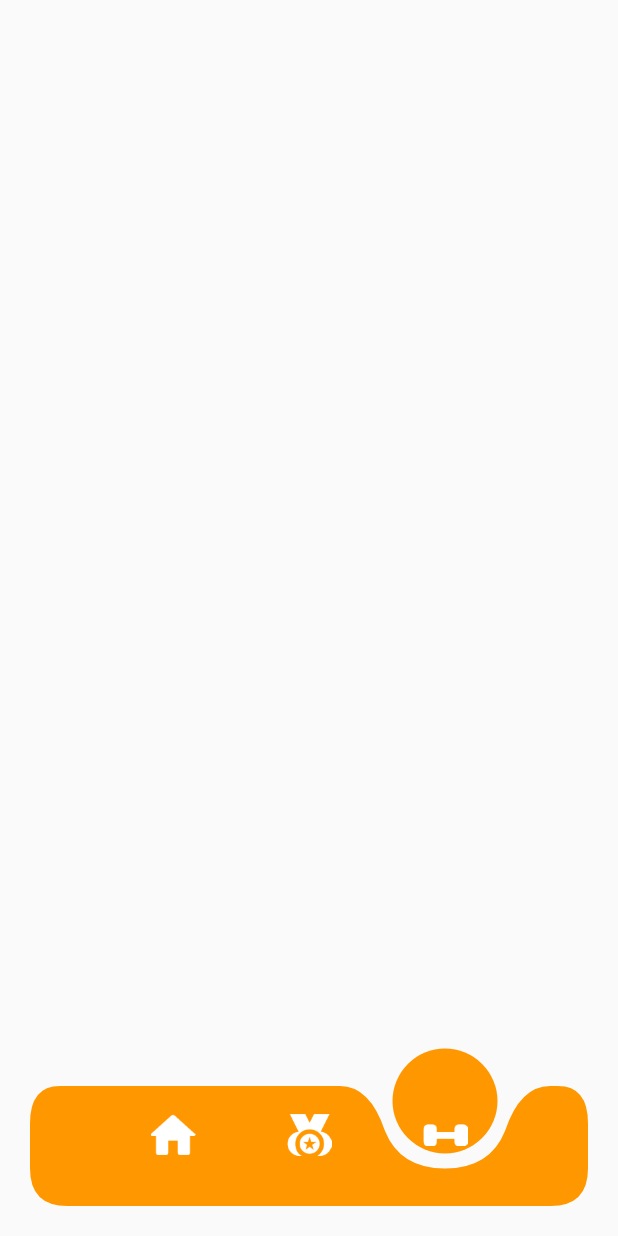
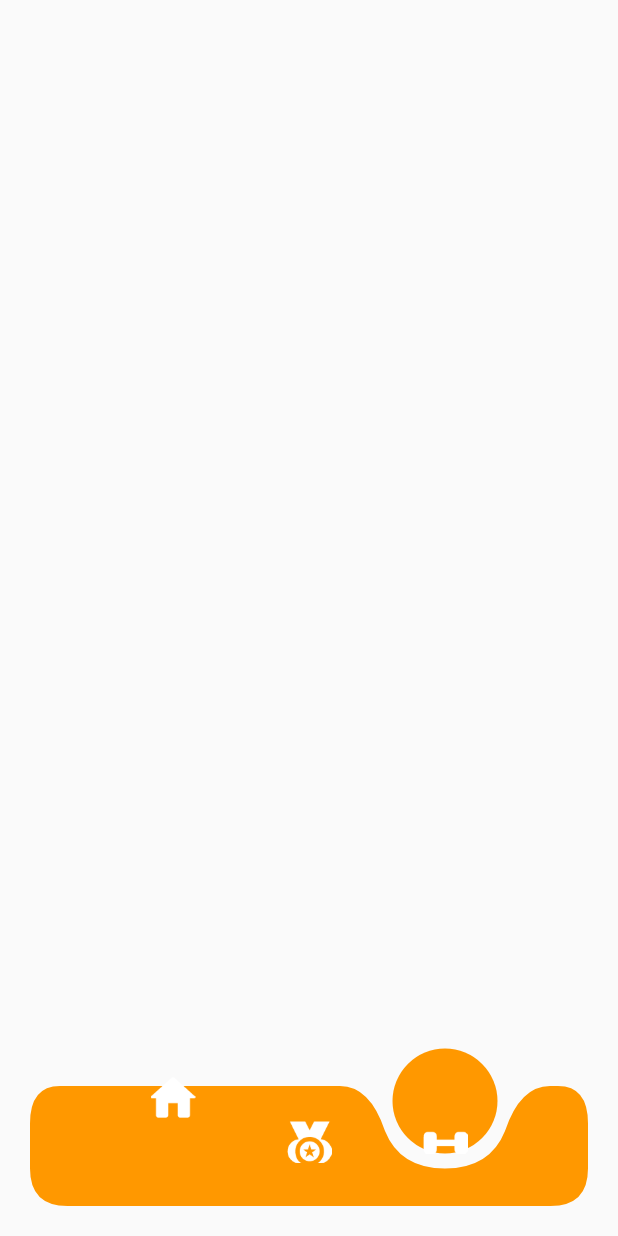
Before and after one commit to autyauth/soft_dev_app, a Flutter app: the screen it shows after launch, on a phone screen of 412 x 824 dp. Run offline on Flutter 3.47's test engine with Material 2 defaults, Android fonts, the phone set to English and light mode, and no system bars.

Commit message:
finish only nav
-เวอร์เต็มก่อนแก้ต่อ

```diff
--- a/lib/features/workout/screens/widget/notch_button_bar.dart
+++ b/lib/features/workout/screens/widget/notch_button_bar.dart
@@ -13,6 +13,7 @@ class _AnimatedNavbarState extends State<AnimatedNavbar>
   double horizontalMargin = 20.0;
   late double position;
   int noOfIcons = 3;
+  int selected = 0;
 
   List<String> icons = [
     'assets/icons/home.png',
@@ -27,7 +28,7 @@ class _AnimatedNavbarState extends State<AnimatedNavbar>
   void initState() {
     super.initState();
     controller = AnimationController(
-        vsync: this, duration: const Duration(microseconds: 375));
+        vsync: this, duration: const Duration(milliseconds: 375));
   }
 
   @override
@@ -62,7 +63,7 @@ class _AnimatedNavbarState extends State<AnimatedNavbar>
       position = getEndPostion(index);
       controller.dispose();
       controller = AnimationController(
-          vsync: this, duration: const Duration(microseconds: 375));
+          vsync: this, duration: const Duration(milliseconds: 375));
     });
   }
 
@@ -95,6 +96,7 @@ class _AnimatedNavbarState extends State<AnimatedNavbar>
                             return GestureDetector(
                               onTap: () {
                                 setState(() {
+                                  selected = icons.indexOf(icon);
                                   animateDrop(icons.indexOf(icon));
                                 });
                               },
@@ -109,16 +111,31 @@ class _AnimatedNavbarState extends State<AnimatedNavbar>
                                         (2 * horizontalPadding)) /
                                     noOfIcons,
                                 padding: const EdgeInsets.only(
-                                    top: 17.5, bottom: 22.5),
-                                alignment: Alignment.bottomCenter,
+                                    bottom: 17.5, top: 22.5),
+                                alignment: selected == icons.indexOf(icon)
+                                    ? Alignment.topCenter
+                                    : Alignment.bottomCenter,
                                 child: SizedBox(
                                   height: 35.0,
                                   width: 35.0,
                                   child: Center(
-                                    child: Image.asset(
-                                      icon,
-                                      width: 30.0,
-                                      color: Colors.white,
+                                    child: AnimatedSwitcher(
+                                      duration:
+                                          const Duration(milliseconds: 375),
+                                      switchInCurve: Curves.easeOut,
+                                      child: selected == icons.indexOf(icon)
+                                          ? Image.asset(
+                                              icon,
+                                              width: 30.0,
+                                              color: Colors.white,
+                                              key: ValueKey('yellow$icon'),
+                                            )
+                                          : Image.asset(
+                                              icon,
+                                              width: 30.0,
+                                              color: Colors.white,
+                                              key: ValueKey('white$icon')
+                                            ),
                                     ),
                                   ),
                                 ),
```
